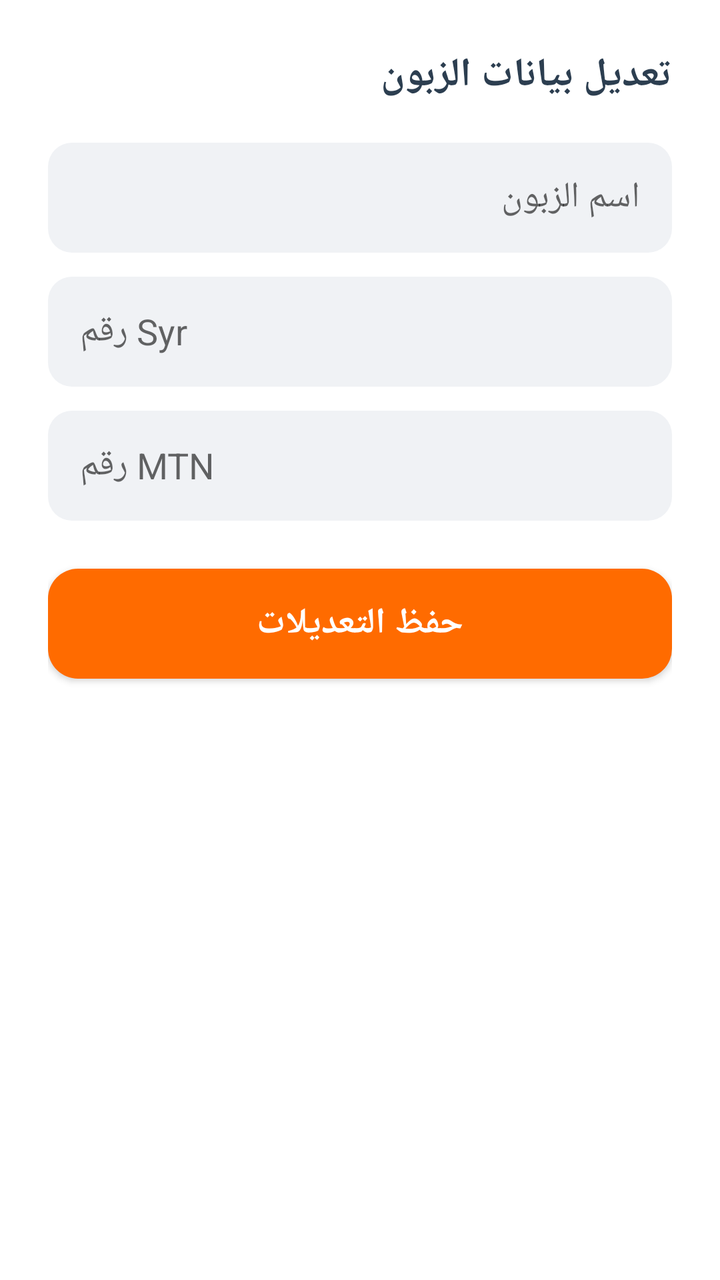
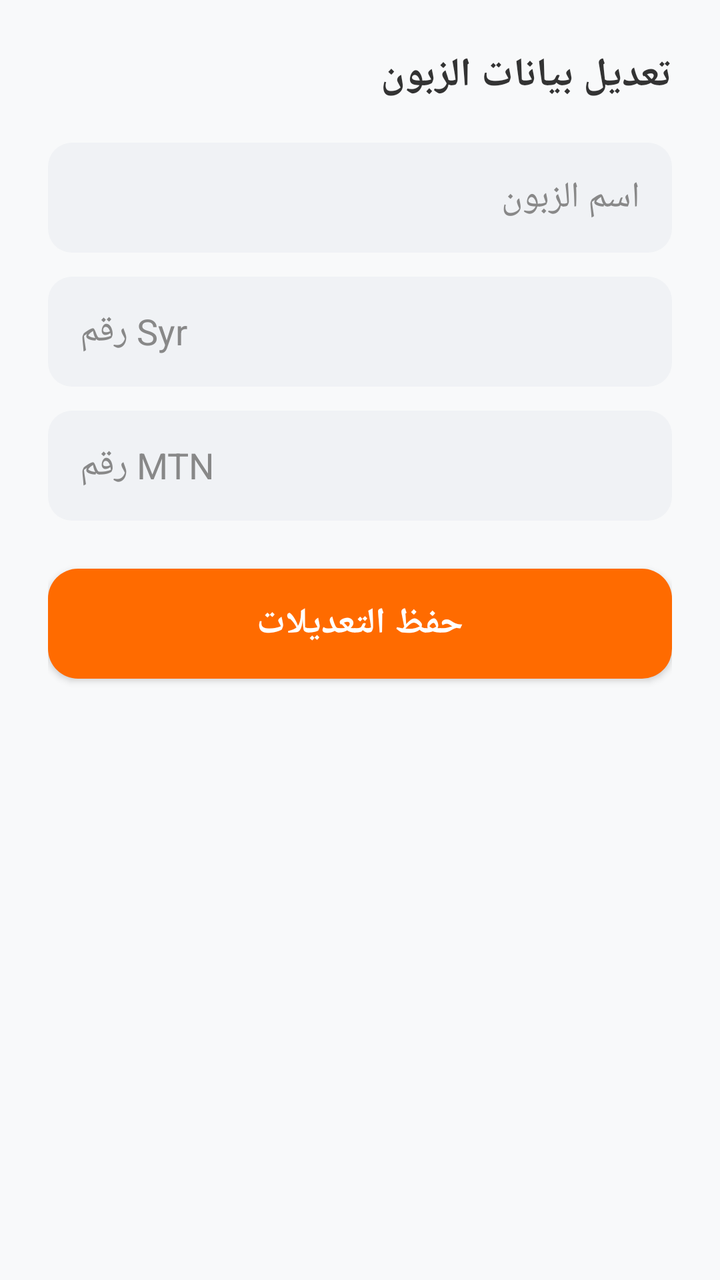

Screens rendered from an Android XML layout before and after an edit, with the pre-edit source and the edit as a unified diff.
<!-- AndroidManifest.xml: application theme Theme.TransferApp -->
<!-- res/layout/dialog_edit_customer.xml -->
<?xml version="1.0" encoding="utf-8"?>
<LinearLayout xmlns:android="http://schemas.android.com/apk/res/android" android:layout_width="match_parent" android:layout_height="wrap_content" android:orientation="vertical" android:layoutDirection="rtl" android:padding="24dp" android:background="#FFFFFF">
    <TextView android:layout_width="wrap_content" android:layout_height="wrap_content" android:text="تعديل بيانات الزبون" android:textSize="20sp" android:textStyle="bold" android:textColor="#2C3E50" android:layout_marginBottom="20dp"/>
    <EditText android:id="@+id/input_edit_cust_name" android:layout_width="match_parent" android:layout_height="55dp" android:background="@drawable/bg_input_gray" android:hint="اسم الزبون" android:paddingStart="16dp" android:paddingEnd="16dp" android:textColor="#333333" android:layout_marginBottom="12dp"/>
    <EditText android:id="@+id/input_edit_cust_syr" android:layout_width="match_parent" android:layout_height="55dp" android:background="@drawable/bg_input_gray" android:inputType="phone" android:hint="رقم Syr" android:paddingStart="16dp" android:paddingEnd="16dp" android:textColor="#D32F2F" android:layout_marginBottom="12dp"/>
    <EditText android:id="@+id/input_edit_cust_mtn" android:layout_width="match_parent" android:layout_height="55dp" android:background="@drawable/bg_input_gray" android:inputType="phone" android:hint="رقم MTN" android:paddingStart="16dp" android:paddingEnd="16dp" android:textColor="#FBC02D" android:layout_marginBottom="24dp"/>
    <androidx.appcompat.widget.AppCompatButton android:id="@+id/btn_save_edit_cust" android:layout_width="match_parent" android:layout_height="55dp" android:text="حفظ التعديلات" android:textSize="18sp" android:textStyle="bold" android:background="@drawable/bg_rounded_orange" android:textColor="#FFFFFF" />
</LinearLayout>
<!-- resources referenced by this layout -->
<resources>
  <!-- drawable bg_input_gray (drawable) -->
  ﻿<?xml version="1.0" encoding="utf-8"?><shape xmlns:android="http://schemas.android.com/apk/res/android" android:shape="rectangle"><solid android:color="@color/colorInput" /><corners android:radius="12dp" /></shape>
  <!-- drawable bg_rounded_orange (drawable) -->
  ﻿<?xml version="1.0" encoding="utf-8"?><shape xmlns:android="http://schemas.android.com/apk/res/android" android:shape="rectangle"><solid android:color="@color/colorPrimary" /><corners android:radius="15dp" /></shape>
  <style name="Theme.TransferApp" parent="Theme.AppCompat.DayNight.NoActionBar">
          <item name="colorPrimary">@color/colorPrimary</item>
          <item name="colorPrimaryDark">@color/colorPrimaryDark</item>
          <item name="colorAccent">@color/colorAccent</item>
          <item name="colorControlActivated">@color/colorPrimary</item>
      </style>
  <color name="colorInput">#F0F2F5</color>
  <color name="colorPrimary">#FF6B00</color>
  <color name="colorPrimaryDark">#E65100</color>
  <color name="colorAccent">#4CAF50</color>
</resources>

<!-- the commit's change to res/layout/dialog_edit_customer.xml (unified diff, before → after) -->
@@ -1,8 +1,8 @@
 <?xml version="1.0" encoding="utf-8"?>
-<LinearLayout xmlns:android="http://schemas.android.com/apk/res/android" android:layout_width="match_parent" android:layout_height="wrap_content" android:orientation="vertical" android:layoutDirection="rtl" android:padding="24dp" android:background="#FFFFFF">
-    <TextView android:layout_width="wrap_content" android:layout_height="wrap_content" android:text="تعديل بيانات الزبون" android:textSize="20sp" android:textStyle="bold" android:textColor="#2C3E50" android:layout_marginBottom="20dp"/>
-    <EditText android:id="@+id/input_edit_cust_name" android:layout_width="match_parent" android:layout_height="55dp" android:background="@drawable/bg_input_gray" android:hint="اسم الزبون" android:paddingStart="16dp" android:paddingEnd="16dp" android:textColor="#333333" android:layout_marginBottom="12dp"/>
-    <EditText android:id="@+id/input_edit_cust_syr" android:layout_width="match_parent" android:layout_height="55dp" android:background="@drawable/bg_input_gray" android:inputType="phone" android:hint="رقم Syr" android:paddingStart="16dp" android:paddingEnd="16dp" android:textColor="#D32F2F" android:layout_marginBottom="12dp"/>
-    <EditText android:id="@+id/input_edit_cust_mtn" android:layout_width="match_parent" android:layout_height="55dp" android:background="@drawable/bg_input_gray" android:inputType="phone" android:hint="رقم MTN" android:paddingStart="16dp" android:paddingEnd="16dp" android:textColor="#FBC02D" android:layout_marginBottom="24dp"/>
-    <androidx.appcompat.widget.AppCompatButton android:id="@+id/btn_save_edit_cust" android:layout_width="match_parent" android:layout_height="55dp" android:text="حفظ التعديلات" android:textSize="18sp" android:textStyle="bold" android:background="@drawable/bg_rounded_orange" android:textColor="#FFFFFF" />
+<LinearLayout xmlns:android="http://schemas.android.com/apk/res/android" android:layout_width="match_parent" android:layout_height="wrap_content" android:orientation="vertical" android:layoutDirection="rtl" android:padding="24dp" android:background="@color/colorBackground">
+    <TextView android:layout_width="wrap_content" android:layout_height="wrap_content" android:text="تعديل بيانات الزبون" android:textSize="20sp" android:textStyle="bold" android:textColor="@color/colorTextPrimary" android:layout_marginBottom="20dp"/>
+    <EditText android:id="@+id/input_edit_cust_name" android:layout_width="match_parent" android:layout_height="55dp" android:background="@drawable/bg_input_gray" android:hint="اسم الزبون" android:paddingStart="16dp" android:paddingEnd="16dp" android:textColor="@color/colorTextPrimary" android:textColorHint="@color/colorHint" android:layout_marginBottom="12dp"/>
+    <EditText android:id="@+id/input_edit_cust_syr" android:layout_width="match_parent" android:layout_height="55dp" android:background="@drawable/bg_input_gray" android:inputType="phone" android:hint="رقم Syr" android:paddingStart="16dp" android:paddingEnd="16dp" android:textColor="@color/colorDanger" android:textColorHint="@color/colorHint" android:layout_marginBottom="12dp"/>
+    <EditText android:id="@+id/input_edit_cust_mtn" android:layout_width="match_parent" android:layout_height="55dp" android:background="@drawable/bg_input_gray" android:inputType="phone" android:hint="رقم MTN" android:paddingStart="16dp" android:paddingEnd="16dp" android:textColor="#FBC02D" android:textColorHint="@color/colorHint" android:layout_marginBottom="24dp"/>
+    <androidx.appcompat.widget.AppCompatButton android:id="@+id/btn_save_edit_cust" android:layout_width="match_parent" android:layout_height="55dp" android:text="حفظ التعديلات" android:textSize="18sp" android:textStyle="bold" android:background="@drawable/bg_rounded_orange" android:textColor="@color/colorTextOnPrimary" />
 </LinearLayout>
<!-- resource entries referenced after the edit -->
@@ -1,5 +1,10 @@
 <!-- resources referenced by this layout -->
 <resources>
+  <color name="colorBackground">#F8F9FA</color>
+  <color name="colorDanger">#D32F2F</color>
+  <color name="colorHint">#888888</color>
+  <color name="colorTextOnPrimary">#FFFFFF</color>
+  <color name="colorTextPrimary">#333333</color>
   <!-- drawable bg_input_gray (drawable) -->
   ﻿<?xml version="1.0" encoding="utf-8"?><shape xmlns:android="http://schemas.android.com/apk/res/android" android:shape="rectangle"><solid android:color="@color/colorInput" /><corners android:radius="12dp" /></shape>
   <!-- drawable bg_rounded_orange (drawable) -->
